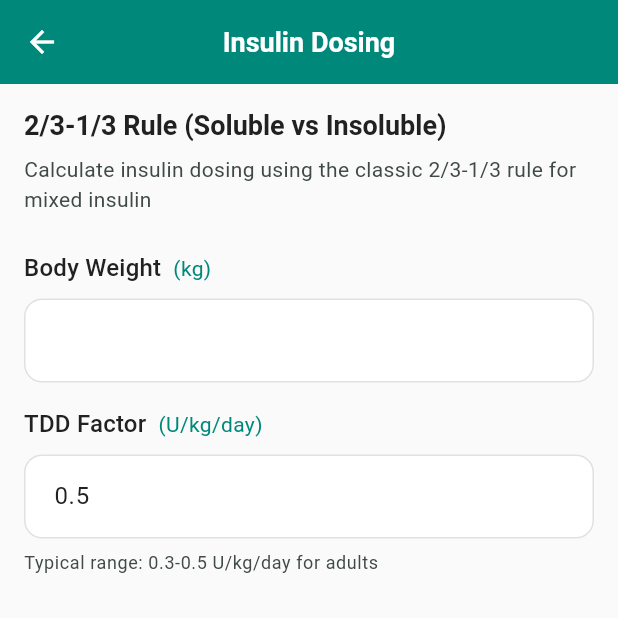
After one commit to AK1239/fluid-resuscitation-calculator, a Flutter app: the InsulinDosingScreen screen opened by its route, on a phone screen of 412 x 824 dp, the top half of it. The commit adds this screen. Run offline on Flutter 3.47's test engine with Material 3 defaults, Android fonts, the light colour scheme and no system bars; our stand-ins replace flutter_riverpod, go_router, shared_preferences; accounts and stored records are empty.

Commit message:
Update dependencies, add insulin dosing feature, and modify configuration files
- Updated `meta` package from version 1.16.0 to 1.17.0.
- Updated `test_api` package from version 0.7.6 to 0.7.7.
- Added insulin dosing calculation functionality in `clinical_formulas.dart`.
- Integrated insulin dosing screen in the app router and home screen.
- Updated iOS and macOS configuration files to include necessary pod support files.

```diff
--- a/lib/app/router/app_router.dart
+++ b/lib/app/router/app_router.dart
@@ -8,6 +8,7 @@ import 'package:chemical_app/features/electrolytes/sodium/presentation/screens/s
 import 'package:chemical_app/features/electrolytes/potassium/presentation/screens/potassium_correction_screen.dart';
 import 'package:chemical_app/features/electrolytes/magnesium/presentation/screens/magnesium_correction_screen.dart';
 import 'package:chemical_app/features/electrolytes/calcium/presentation/screens/calcium_correction_screen.dart';
+import 'package:chemical_app/features/insulin_dosing/presentation/screens/insulin_dosing_screen.dart';
 
 final appRouter = GoRouter(
   initialLocation: '/splash',
@@ -48,5 +49,9 @@ final appRouter = GoRouter(
       path: '/calcium',
       builder: (context, state) => const CalciumCorrectionScreen(),
     ),
+    GoRoute(
+      path: '/insulin-dosing',
+      builder: (context, state) => const InsulinDosingScreen(),
+    ),
   ],
 );
--- a/lib/app/screens/home_screen.dart
+++ b/lib/app/screens/home_screen.dart
@@ -32,6 +32,12 @@ class HomeScreen extends StatelessWidget {
                 icon: Icons.medical_services,
                 description: 'Calculate daily and hourly maintenance fluid rates',
                 onTap: () => context.go('/maintenance-fluids'),
+              ),
+              _CalculatorCard(
+                title: 'Insulin Dosing',
+                icon: Icons.medication,
+                description: 'Calculate insulin dosing using 2/3-1/3 rule',
+                onTap: () => context.go('/insulin-dosing'),
               ),
               const SizedBox(height: 16),
               Text(
--- /dev/null
+++ b/lib/features/insulin_dosing/presentation/providers/insulin_dosing_providers.dart
@@ -0,0 +1,92 @@
+import 'package:flutter_riverpod/flutter_riverpod.dart';
+import 'package:chemical_app/features/insulin_dosing/data/repositories/insulin_dosing_repository_impl.dart';
+import 'package:chemical_app/features/insulin_dosing/domain/entities/insulin_dosing_result.dart';
+
+/// Repository provider
+final insulinDosingRepositoryProvider =
+    Provider<InsulinDosingRepositoryImpl>((ref) {
+  return InsulinDosingRepositoryImpl();
+});
+
+/// Form state
+class InsulinDosingFormState {
+  final String? weight;
+  final String? tddFactor;
+
+  const InsulinDosingFormState({
+    this.weight,
+    this.tddFactor,
+  });
+
+  InsulinDosingFormState copyWith({
+    String? weight,
+    String? tddFactor,
+  }) {
+    return InsulinDosingFormState(
+      weight: weight ?? this.weight,
+      tddFactor: tddFactor ?? this.tddFactor,
+    );
+  }
+
+  bool get isValid {
+    return weight != null &&
+        weight!.isNotEmpty &&
+        double.tryParse(weight!) != null &&
+        double.parse(weight!) > 0;
+  }
+
+  double get tddFactorValue {
+    if (tddFactor != null && tddFactor!.isNotEmpty) {
+      final factor = double.tryParse(tddFactor!);
+      if (factor != null && factor > 0) {
+        return factor;
+      }
+    }
+    return 0.5; // Default value
+  }
+}
+
+/// Form state notifier
+class InsulinDosingFormNotifier extends StateNotifier<InsulinDosingFormState> {
+  InsulinDosingFormNotifier() : super(const InsulinDosingFormState());
+
+  void setWeight(String? weight) {
+    state = state.copyWith(weight: weight);
+  }
+
+  void setTddFactor(String? tddFactor) {
+    state = state.copyWith(tddFactor: tddFactor);
+  }
+
+  void reset() {
+    state = const InsulinDosingFormState();
+  }
+}
+
+final insulinDosingFormProvider =
+    StateNotifierProvider<InsulinDosingFormNotifier, InsulinDosingFormState>(
+        (ref) {
+  return InsulinDosingFormNotifier();
+});
+
+/// Calculation result provider
+final insulinDosingResultProvider =
+    Provider.autoDispose<InsulinDosingResult?>((ref) {
+  final formState = ref.watch(insulinDosingFormProvider);
+  final repository = ref.watch(insulinDosingRepositoryProvider);
+
+  if (!formState.isValid) {
+    return null;
+  }
+
+  try {
+    final weight = double.parse(formState.weight!);
+    final tddFactor = formState.tddFactorValue;
+    return repository.calculate(
+      weightKg: weight,
+      tddFactor: tddFactor,
+    );
+  } catch (e) {
+    return null;
+  }
+});
--- /dev/null
+++ b/lib/features/insulin_dosing/presentation/screens/insulin_dosing_screen.dart
@@ -0,0 +1,120 @@
+import 'package:flutter/material.dart';
+import 'package:flutter_riverpod/flutter_riverpod.dart';
+import 'package:go_router/go_router.dart';
+import 'package:chemical_app/core/widgets/custom_text_field.dart';
+import 'package:chemical_app/core/utils/validators.dart';
+import 'package:chemical_app/features/insulin_dosing/presentation/providers/insulin_dosing_providers.dart';
+import 'package:chemical_app/features/insulin_dosing/presentation/widgets/insulin_result_widget.dart';
+
+class InsulinDosingScreen extends ConsumerStatefulWidget {
+  const InsulinDosingScreen({super.key});
+
+  @override
+  ConsumerState<InsulinDosingScreen> createState() =>
+      _InsulinDosingScreenState();
+}
+
+class _InsulinDosingScreenState extends ConsumerState<InsulinDosingScreen> {
+  late final TextEditingController _weightController;
+  late final TextEditingController _tddFactorController;
+
+  @override
+  void initState() {
+    super.initState();
+    _weightController = TextEditingController();
+    _tddFactorController = TextEditingController(text: '0.5');
+  }
+
+  @override
+  void dispose() {
+    _weightController.dispose();
+    _tddFactorController.dispose();
+    super.dispose();
+  }
+
+  @override
+  Widget build(BuildContext context) {
+    final formState = ref.watch(insulinDosingFormProvider);
+    final result = ref.watch(insulinDosingResultProvider);
+    final formNotifier = ref.read(insulinDosingFormProvider.notifier);
+
+    // Sync controllers with state only if different (to avoid cursor jumping)
+    if (_weightController.text != (formState.weight ?? '')) {
+      _weightController.text = formState.weight ?? '';
+    }
+    if (_tddFactorController.text != (formState.tddFactor ?? '0.5')) {
+      _tddFactorController.text = formState.tddFactor ?? '0.5';
+    }
+
+    return Scaffold(
+      appBar: AppBar(
+        title: const Text('Insulin Dosing'),
+        leading: IconButton(
+          icon: const Icon(Icons.arrow_back),
+          onPressed: () => context.go('/'),
+        ),
+      ),
+      body: SingleChildScrollView(
+        padding: const EdgeInsets.all(16),
+        child: Column(
+          crossAxisAlignment: CrossAxisAlignment.start,
+          children: [
+            Text(
+              '2/3-1/3 Rule (Soluble vs Insoluble)',
+              style: Theme.of(context).textTheme.titleLarge,
+            ),
+            const SizedBox(height: 8),
+            Text(
+              'Calculate insulin dosing using the classic 2/3-1/3 rule for mixed insulin',
+              style: Theme.of(context).textTheme.bodyMedium?.copyWith(
+                    color: Theme.of(context).colorScheme.onSurfaceVariant,
+                  ),
+            ),
+            const SizedBox(height: 24),
+            CustomTextField(
+              label: 'Body Weight',
+              unit: 'kg',
+              controller: _weightController,
+              validator: validateWeight,
+              onChanged: (value) => formNotifier.setWeight(value),
+            ),
+            const SizedBox(height: 16),
+            CustomTextField(
+              label: 'TDD Factor',
+              unit: 'U/kg/day',
+              controller: _tddFactorController,
+              validator: (value) {
+                if (value == null || value.isEmpty) {
+                  return null; // Optional field, defaults to 0.5
+                }
+                final factor = double.tryParse(value);
+                if (factor == null) {
+                  return 'Please enter a valid number';
+                }
+                if (factor <= 0 || factor > 2.0) {
+                  return 'Factor should be between 0.1 and 2.0 U/kg/day';
+                }
+                return null;
+              },
+              onChanged: (value) => formNotifier.setTddFactor(value),
+              hintText: '0.5 (typical adult: 0.3-0.5)',
+            ),
+            const SizedBox(height: 8),
+            Text(
+              'Typical range: 0.3-0.5 U/kg/day for adults',
+              style: Theme.of(context).textTheme.bodySmall?.copyWith(
+                    color: Theme.of(context).colorScheme.onSurfaceVariant,
+                  ),
+            ),
+            const SizedBox(height: 32),
+            if (result != null) ...[
+              const Divider(),
+              const SizedBox(height: 16),
+              InsulinResultWidget(result: result),
+            ],
+          ],
+        ),
+      ),
+    );
+  }
+}
```
Also changed, not shown: lib/core/constants/clinical_formulas.dart (+40 -0 lines), lib/features/insulin_dosing/data/repositories/insulin_dosing_repository_impl.dart (added, +23 -0 lines), lib/features/insulin_dosing/domain/entities/insulin_dosing_result.dart (added, +20 -0 lines), lib/features/insulin_dosing/domain/use_cases/calculate_insulin_dosing.dart (added, +27 -0 lines), lib/features/insulin_dosing/presentation/widgets/insulin_result_widget.dart (added, +85 -0 lines), pubspec.lock, 6 other files.
